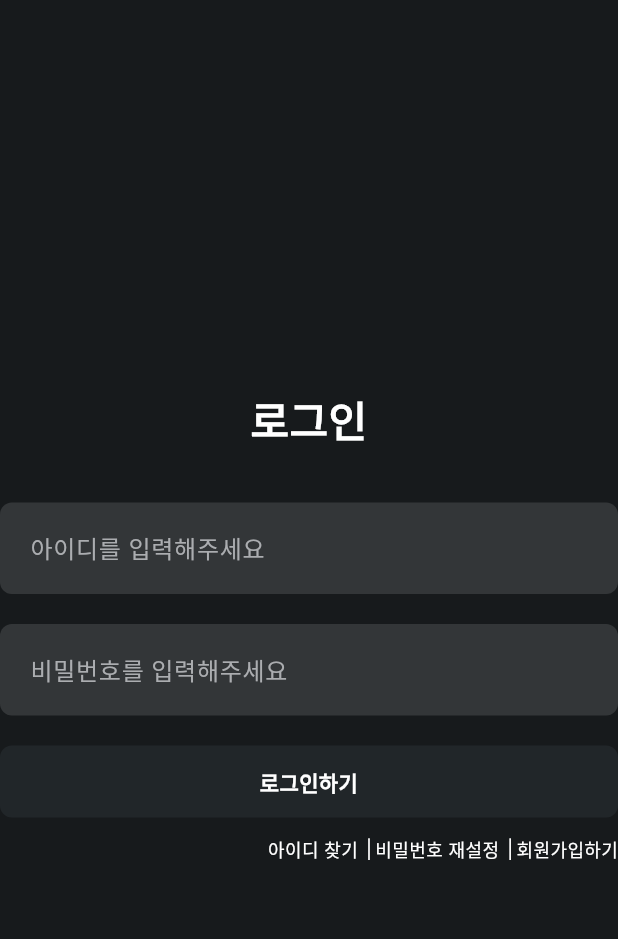
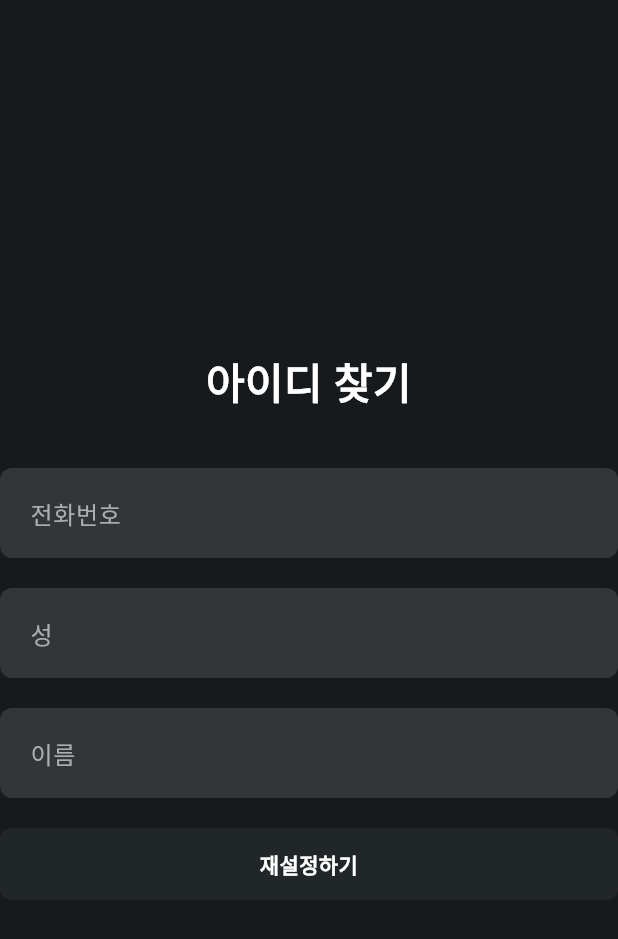
Before and after one commit to kimheonningg/PIEthon3.0_team5_FE, a Flutter app: the screen it shows after launch, after a tap on "아이디 찾기", on a phone screen of 412 x 824 dp. Shown: the top 939 px of the screen. Run offline on Flutter 3.47's test engine with Material 3 defaults, Android fonts, the light colour scheme and no system bars; network calls fail; Roboto replaces fonts that are missing (Inter).

Commit message:
add find_id_screen.dart

```diff
--- /dev/null
+++ b/lib/screens/login/find_id_screen.dart
@@ -0,0 +1,154 @@
+import 'package:flutter/cupertino.dart';
+import 'package:flutter/material.dart';
+import 'package:flutter/widgets.dart';
+import 'package:piethon_team5_fe/widgets/gaps.dart';
+import 'package:piethon_team5_fe/widgets/maincolors.dart';
+import 'dart:convert';
+import 'package:http/http.dart' as http;
+import 'package:piethon_team5_fe/const.dart';
+
+class FindIdScreen extends StatefulWidget {
+  const FindIdScreen({super.key});
+
+  @override
+  State<FindIdScreen> createState() => _FindIdScreenState();
+}
+
+class _FindIdScreenState extends State<FindIdScreen> {
+  final TextEditingController _phoneNumController = TextEditingController();
+  final TextEditingController _firstNameController = TextEditingController();
+  final TextEditingController _lastNameController = TextEditingController();
+
+  @override
+  Widget build(BuildContext context) {
+    return Scaffold(
+      body: Center(
+        child: SizedBox(
+          width: 480,
+          child: Column(
+            mainAxisAlignment: MainAxisAlignment.center,
+            children: [
+              Gaps.v10,
+              const Text(
+                '아이디 찾기',
+                textAlign: TextAlign.center,
+                style: TextStyle(
+                  color: Colors.white,
+                  fontSize: 28,
+                  fontWeight: FontWeight.w700,
+                ),
+              ),
+              Gaps.v36,
+              TextField(
+                controller: _phoneNumController,
+                style: const TextStyle(
+                  color: Colors.white,
+                  fontSize: 16.0,
+                ),
+                decoration: InputDecoration(
+                  hintText: '전화번호',
+                  hintStyle: const TextStyle(
+                    color: MainColors.hinttext,
+                    fontSize: 16.0,
+                  ),
+                  filled: true,
+                  fillColor: MainColors.textfield,
+                  border: OutlineInputBorder(
+                    borderRadius: BorderRadius.circular(8),
+                    borderSide: BorderSide.none,
+                  ),
+                  contentPadding: const EdgeInsets.fromLTRB(16, 16, 16, 20),
+                ),
+              ),
+              Gaps.v20,
+              TextField(
+                controller: _lastNameController,
+                style: const TextStyle(
+                  color: Colors.white,
+                  fontSize: 16.0,
+                ),
+                decoration: InputDecoration(
+                  hintText: '성',
+                  hintStyle: const TextStyle(
+                    color: MainColors.hinttext,
+                    fontSize: 16.0,
+                  ),
+                  filled: true,
+                  fillColor: MainColors.textfield,
+                  border: OutlineInputBorder(
+                    borderRadius: BorderRadius.circular(8),
+                    borderSide: BorderSide.none,
+                  ),
+                  contentPadding: const EdgeInsets.fromLTRB(16, 16, 16, 20),
+                ),
+              ),
+              Gaps.v20,
+              TextField(
+                controller: _firstNameController,
+                style: const TextStyle(
+                  color: Colors.white,
+                  fontSize: 16.0,
+                ),
+                decoration: InputDecoration(
+                  hintText: '이름',
+                  hintStyle: const TextStyle(
+                    color: MainColors.hinttext,
+                    fontSize: 16.0,
+                  ),
+                  filled: true,
+                  fillColor: MainColors.textfield,
+                  border: OutlineInputBorder(
+                    borderRadius: BorderRadius.circular(8),
+                    borderSide: BorderSide.none,
+                  ),
+                  contentPadding: const EdgeInsets.fromLTRB(16, 16, 16, 20),
+                ),
+              ),
+              Gaps.v20,
+              GestureDetector(
+                onTap: () async {
+                    final url = Uri.parse('$BASE_URL/find_id');
+                    final body = {
+                        "phoneNum": _phoneNumController.text,
+                        "name": {
+                            "firstName": _firstNameController.text,
+                            "lastName": _lastNameController.text,
+                        },
+                    };
+
+                    final response = await http.post(
+                        url,
+                        headers: {"Content-Type": "application/json"},
+                        body: jsonEncode(body),
+                    );
+                },
+                child: Container(
+                  width: 480,
+                  height: 48,
+                  decoration: ShapeDecoration(
+                    color: MainColors.button,
+                    shape: RoundedRectangleBorder(
+                      borderRadius: BorderRadius.circular(8),
+                    ),
+                  ),
+                  child: const Center(
+                    child: Text(
+                      '재설정하기',
+                      textAlign: TextAlign.center,
+                      style: TextStyle(
+                        color: Colors.white,
+                        fontSize: 14,
+                        fontFamily: 'Inter',
+                        fontWeight: FontWeight.w700,
+                      ),
+                    ),
+                  ),
+                ),
+              ),
+            ],
+          ),
+        ),
+      ),
+    );
+  }
+}
--- a/lib/screens/login/login_screen.dart
+++ b/lib/screens/login/login_screen.dart
@@ -10,7 +10,7 @@
 import 'package:piethon_team5_fe/const.dart';
 import 'package:piethon_team5_fe/screens/register/register_screen.dart';
 import 'package:piethon_team5_fe/screens/login/change_pw_screen.dart';
-
+import 'package:piethon_team5_fe/screens/login/find_id_screen.dart';
 
 class LoginScreen extends StatefulWidget {
   const LoginScreen({super.key});
@@ -166,7 +166,12 @@
               mainAxisAlignment: MainAxisAlignment.end,
               children: [
                 GestureDetector(
-                  onTap: () {},
+                  onTap: () {
+                    Navigator.push(
+                      context,
+                      MaterialPageRoute(builder: (context) => const FindIdScreen()),
+                    );
+                  },
                   child: const Text(
                     '아이디 찾기',
                     textAlign: TextAlign.center,
```
